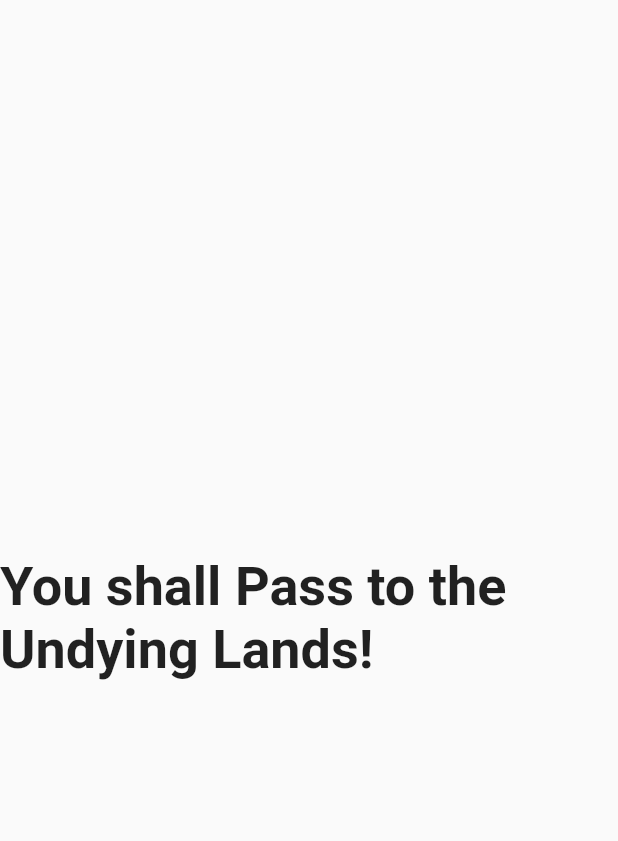
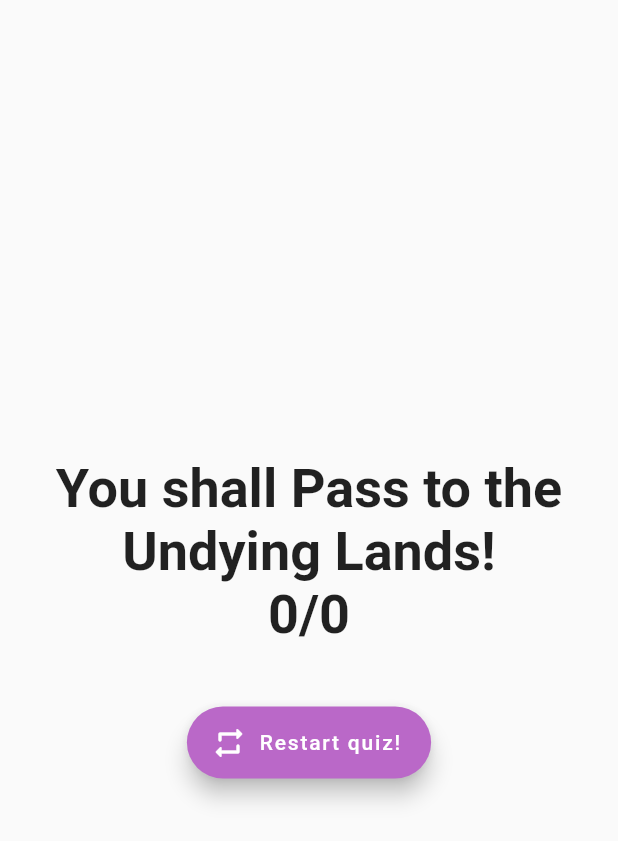
Before and after one commit to S4ND1X/Flutter-Dart_Course, a Flutter app: the Result widget shown alone on an empty page, opened directly with empty values, on a phone screen of 412 x 824 dp. Shown: the top 841 px of the screen. Run offline on Flutter 3.47's test engine with Material 2 defaults, Android fonts, the phone set to English and light mode, and no system bars.

Commit message:
Finished first flutter app

```diff
--- a/the_geek_quiz/lib/answer.dart
+++ b/the_geek_quiz/lib/answer.dart
@@ -11,7 +11,7 @@ class Answer extends StatelessWidget {
       width: double.infinity,
       child: RaisedButton(
         textColor: Colors.white,
-        color: Colors.purple[400],
+        color: Colors.purple[300],
         child: Text(this.answerText),
         onPressed: answerVerificationHandler,
       ),
--- a/the_geek_quiz/lib/main.dart
+++ b/the_geek_quiz/lib/main.dart
@@ -37,93 +37,104 @@ class _TheGeekQuizAppState extends State<TheGeekQuizApp> {
     {
       "questionText": "Which of these is another name for dwarves?",
       "answers": [
-        {"text": "1", "score": 1},
-        {"text": "2", "score": 0},
-        {"text": "3", "score": 0}
+        {"text": "Luthien’s Folk", "score": 0},
+        {"text": "The Old Ones", "score": 0},
+        {"text": "The Deep Ones", "score": 0},
+        {"text": "Durin’s Folk", "score": 1}
       ]
     },
     {
       "questionText":
           "Which character said “Nine companions. So be it. You shall be the fellowship of the ring.”",
       "answers": [
-        {"text": "1", "score": 1},
-        {"text": "2", "score": 0},
-        {"text": "3", "score": 0}
+        {"text": "Elrond", "score": 1},
+        {"text": "Gandalf", "score": 0},
+        {"text": "Saruman", "score": 0},
+        {"text": "Arwen", "score": 0}
       ]
     },
     {
       "questionText": "What is the name of Galadriel's husband?",
       "answers": [
-        {"text": "1", "score": 1},
-        {"text": "2", "score": 0},
-        {"text": "3", "score": 0}
+        {"text": "Clebron", "score": 1},
+        {"text": "Celebrant", "score": 0},
+        {"text": "Celembribor", "score": 0},
+        {"text": "Celebrian", "score": 0},
       ]
     },
     {
       "questionText": "After Sauron, who held the One Ring?",
       "answers": [
-        {"text": "1", "score": 1},
-        {"text": "2", "score": 0},
-        {"text": "3", "score": 0}
+        {"text": "Gollum", "score": 0},
+        {"text": "Isildur", "score": 1},
+        {"text": "Frodo", "score": 0},
+        {"text": "Bilbo", "score": 0},
       ]
     },
     {
       "questionText": "Where is Legolas from?",
       "answers": [
-        {"text": "1", "score": 1},
-        {"text": "2", "score": 0},
-        {"text": "3", "score": 0}
+        {"text": "Rivendell", "score": 0},
+        {"text": "Mirkwood", "score": 0},
+        {"text": "Lothlorian", "score": 1},
+        {"text": "Fangorn Forest", "score": 0}
       ]
     },
     {
       "questionText":
           "In The Fellowship of the Ring, Frodo was stabbed on Weathertop. What type of blade was he stabbed with?",
       "answers": [
-        {"text": "1", "score": 1},
-        {"text": "2", "score": 0},
-        {"text": "3", "score": 0}
+        {"text": "Morgul", "score": 1},
+        {"text": "Mithril", "score": 0},
+        {"text": "Mithrandir", "score": 0},
+        {"text": "Melkor", "score": 0},
       ]
     },
     {
       "questionText":
           "What is the name of the Inn where Aragorn meets the Hobbits?",
       "answers": [
-        {"text": "1", "score": 1},
-        {"text": "2", "score": 0},
-        {"text": "3", "score": 0}
+        {"text": "The Green Dragon", "score": 0},
+        {"text": "The Ivy Bush", "score": 0},
+        {"text": "The Prancing Pony", "score": 1},
+        {"text": "The Golden Perch", "score": 0}
       ]
     },
     {
       "questionText": "What was Gollum's name before he was Gollum?",
       "answers": [
-        {"text": "1", "score": 1},
-        {"text": "2", "score": 0},
-        {"text": "3", "score": 0}
+        {"text": "Falco", "score": 0},
+        {"text": "Deagol", "score": 0},
+        {"text": "Smeagol", "score": 1},
+        {"text": "Marcho", "score": 0}
       ]
     },
     {
       "questionText": "How many Rings of Power were there?",
       "answers": [
-        {"text": "1", "score": 1},
-        {"text": "2", "score": 0},
-        {"text": "3", "score": 0}
+        {"text": "5", "score": 0},
+        {"text": "9", "score": 0},
+        {"text": "13", "score": 0},
+        {"text": "20", "score": 1}
       ]
     },
     {
       "questionText": "What is the name of Gandalf's horse?",
       "answers": [
-        {"text": "1", "score": 1},
-        {"text": "2", "score": 0},
-        {"text": "3", "score": 0}
+        {"text": "Brego", "score": 0},
+        {"text": "Shadowmane", "score": 0},
+        {"text": "Shadowfax", "score": 1},
+        {"text": "Hasufel", "score": 1}
       ]
     },
     {
       "questionText":
           "During the siege of Minas-Tirith, the forces of Sauron use a battering ram. What do they call it?",
       "answers": [
-        {"text": "1", "score": 1},
-        {"text": "2", "score": 0},
-        {"text": "3", "score": 0}
+        {"text": "Ripfang", "score": 0},
+        {"text": "Griphook", "score": 0},
+        {"text": "Grond", "score": 1},
+        {"text": "Angmar", "score": 0}
       ]
     }
   ];
@@ -136,13 +147,20 @@ class _TheGeekQuizAppState extends State<TheGeekQuizApp> {
     });
   }
 
+  void _resetQuiz() {
+    setState(() {
+      _questionIndex = 0;
+      _totalScore = 0;
+    });
+  }
+
   @override
   Widget build(BuildContext context) {
     return MaterialApp(
         home: Scaffold(
       appBar: AppBar(
         title: Text("The Geek Quiz"),
-          backgroundColor: Color.fromRGBO(255, 192, 203, 1),
+        backgroundColor: Colors.purple[700],
       ),
       body: _questionIndex < _questions.length
           ? Quiz(
@@ -150,8 +168,10 @@ class _TheGeekQuizAppState extends State<TheGeekQuizApp> {
               answerHandler: _nextQuestion,
               questionIndex: _questionIndex,
             )
-            : Result(quizScore: _totalScore, quizLenght: _questions.length),
-      ),
-    );
+          : Result(
+              quizScore: _totalScore,
+              quizLenght: _questions.length,
+              resetHandler: _resetQuiz),
+    ));
   }
 }
--- a/the_geek_quiz/lib/result.dart
+++ b/the_geek_quiz/lib/result.dart
@@ -3,30 +3,48 @@ import 'package:flutter/material.dart';
 class Result extends StatelessWidget {
   final int quizScore;
   final int quizLenght;
+  final Function resetHandler;
 
-  Result({this.quizScore, this.quizLenght});
+  Result({this.quizScore, this.quizLenght, this.resetHandler});
 
   String get resultPhrase {
     String _result;
     int difference = quizScore - quizLenght;
     if (difference.abs() == 0) {
-      _result = "You shall Pass to the Undying Lands!";
+      _result = "You shall Pass to the Undying Lands!\n$quizScore/$quizLenght";
     } else if (difference.abs() < 2) {
-      _result = "Your are an ancient one!";
+      _result = "Your are an ancient one! \n$quizScore/$quizLenght";
     } else if (difference.abs() < 4) {
-      _result = "You are a men!";
+      _result = "You are a men! \n$quizScore/$quizLenght";
     } else {
-      _result = "Your words are poison!";
+      _result = "Your words are poison! \n$quizScore/$quizLenght";
     }
     return _result;
   }
 
   @override
   Widget build(BuildContext context) {
-    return Center(
-      child: Text(
-        resultPhrase,
-        style: TextStyle(fontSize: 36, fontWeight: FontWeight.bold),
+    return Padding(
+      padding: EdgeInsets.all(30),
+      child: Center(
+        child: Column(
+            mainAxisAlignment: MainAxisAlignment.center,
+            children: <Widget>[
+              Text(
+                resultPhrase,
+                style: TextStyle(fontSize: 36, fontWeight: FontWeight.bold),
+                textAlign: TextAlign.center,
+              ),
+              SizedBox(
+                height: 40,
+              ),
+              FloatingActionButton.extended(
+                onPressed: resetHandler,
+                label: Text("Restart quiz!"),
+                icon: Icon(Icons.repeat_rounded),
+                backgroundColor: Colors.purple[300],
+              )
+            ]),
       ),
     );
   }
```
Lines whose indentation alone changed are shown as unchanged.
